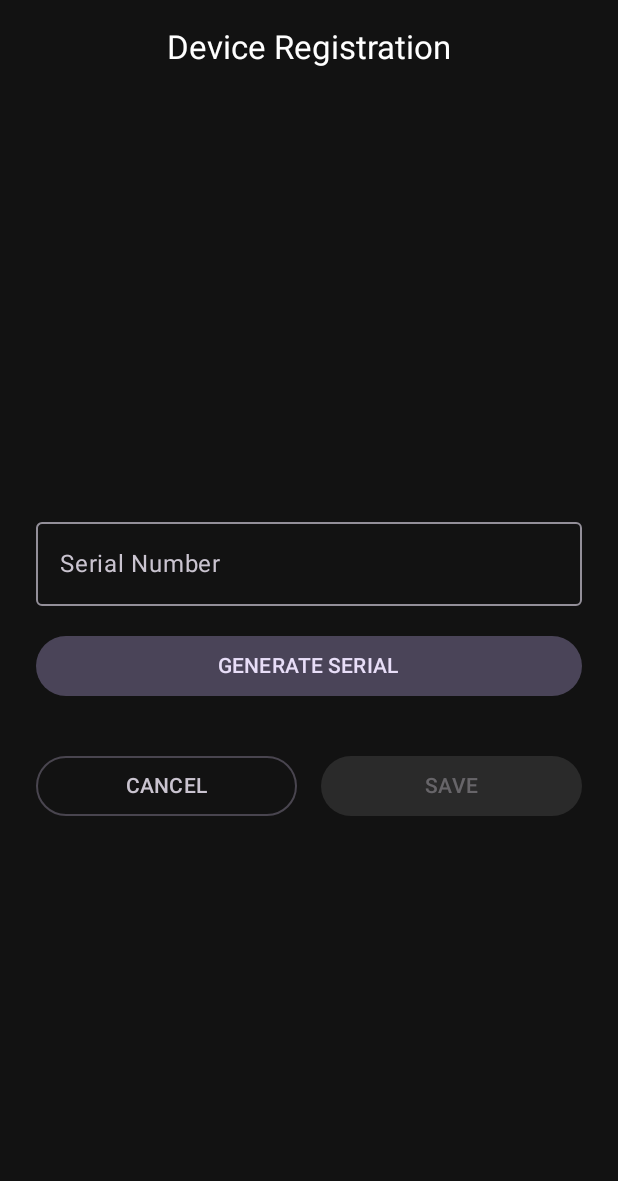
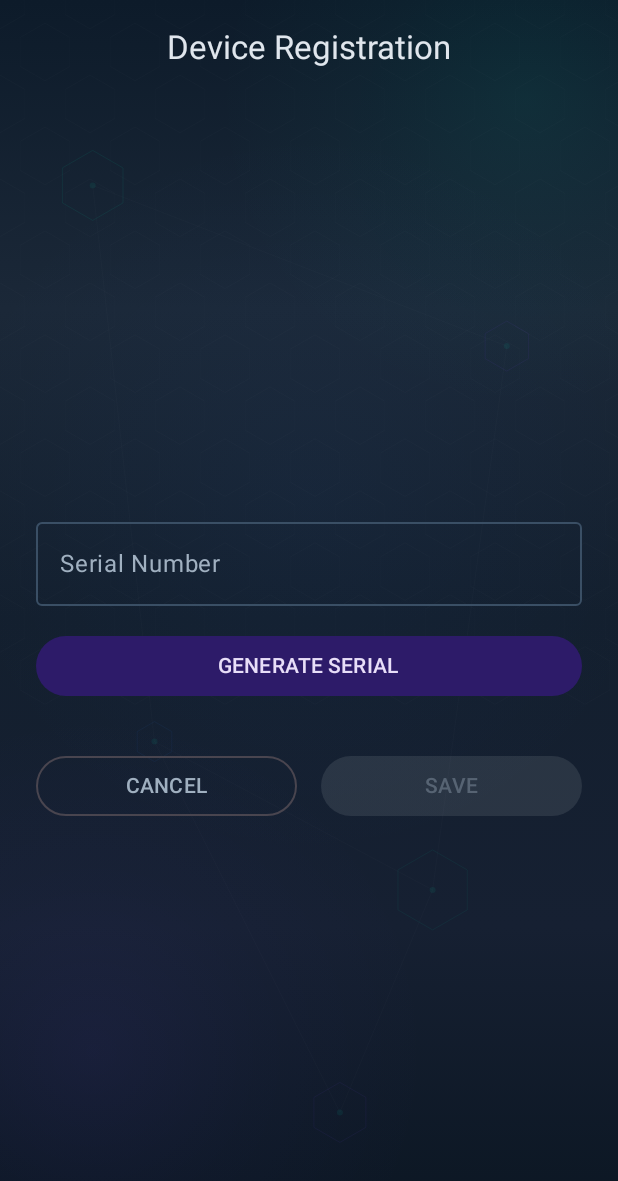
Before and after one commit to joelbcohen/Cloud_Crypto_Google, an Android app built with Jetpack Compose: the screen it shows after launch (MainActivity), after a tap on "REGISTER DEVICE", on a phone screen of 412 x 824 dp. Shown: the top 1181 px of the screen. Run offline under Robolectric (Android 15) with nearby library versions, the phone set to English and light mode, and no system bars; pictures from the network do not load.

Commit message:
Add crypto-themed background with hexagonal grid and glow effects
Replace the plain dark black background with a visually interesting
crypto-styled background featuring:

- Deep navy-to-blue gradient base instead of flat #121212 black
- Subtle teal, purple, and blue radial glow accents
- Faint hexagonal grid pattern across the screen
- Floating hexagon accents with connection lines between nodes
- Small dot nodes at connection points

Updated the color scheme to complement the new background with
teal primary, purple secondary, and blue tertiary accents. All
Scaffold and TopAppBar backgrounds set to transparent so the
CryptoBackground shows through every screen.

https://claude.ai/code/session_01Ru6hdQGu7Rbk1Pgeri9ZY3

```diff
--- a/mobile/src/main/java/io/callista/cloudcrypto/MainActivity.kt
+++ b/mobile/src/main/java/io/callista/cloudcrypto/MainActivity.kt
@@ -32,6 +32,7 @@ import io.callista.cloudcrypto.data.AccountSummaryData
 import io.callista.cloudcrypto.data.NetworkStatusResponse
 import io.callista.cloudcrypto.data.Transaction
 import io.callista.cloudcrypto.presentation.theme.CloudCryptoTheme
+import io.callista.cloudcrypto.presentation.theme.CryptoBackground
 import io.callista.cloudcrypto.presentation.viewmodel.RegistrationUiState
 import io.callista.cloudcrypto.presentation.viewmodel.RegistrationViewModel
 import java.text.DecimalFormat
@@ -61,10 +62,7 @@ class MainActivity : ComponentActivity() {
 
         setContent {
             CloudCryptoTheme(darkTheme = true, dynamicColor = false) {
-                Surface(
-                    modifier = Modifier.fillMaxSize(),
-                    color = MaterialTheme.colorScheme.background
-                ) {
+                CryptoBackground {
                     RegistrationScreen(viewModel)
                 }
             }
@@ -194,11 +192,12 @@ fun MainScreen(
     }
 
     Scaffold(
+        containerColor = Color.Transparent,
         topBar = {
             CenterAlignedTopAppBar(
                 title = { Text("Cloud Crypto") },
                 colors = TopAppBarDefaults.centerAlignedTopAppBarColors(
-                    containerColor = MaterialTheme.colorScheme.background
+                    containerColor = Color.Transparent
                 )
             )
         }
@@ -337,8 +336,14 @@ fun RegistrationInputScreen(
     }
 
     Scaffold(
+        containerColor = Color.Transparent,
         topBar = {
-            CenterAlignedTopAppBar(title = { Text("Device Registration") })
+            CenterAlignedTopAppBar(
+                title = { Text("Device Registration") },
+                colors = TopAppBarDefaults.centerAlignedTopAppBarColors(
+                    containerColor = Color.Transparent
+                )
+            )
         }
     ) { innerPadding ->
         Column(
@@ -483,14 +488,18 @@ fun AccountSummaryScreen(
     }
 
     Scaffold(
+        containerColor = Color.Transparent,
         topBar = {
             CenterAlignedTopAppBar(
                 title = { Text("Account Summary") },
                 navigationIcon = {
                     IconButton(onClick = onBackClicked) {
-                        Text("←") // Use icon in real app
+                        Text("←")
                     }
-                }
+                },
+                colors = TopAppBarDefaults.centerAlignedTopAppBarColors(
+                    containerColor = Color.Transparent
+                )
             )
         }
     ) { innerPadding ->
@@ -670,6 +679,7 @@ fun TransferScreen(
     BackHandler(enabled = !isTransferring, onBack = onCancelClicked)
 
     Scaffold(
+        containerColor = Color.Transparent,
         topBar = {
             CenterAlignedTopAppBar(
                 title = { Text("Transfer Funds") },
@@ -677,7 +687,10 @@ fun TransferScreen(
                     IconButton(onClick = onCancelClicked, enabled = !isTransferring) {
                         Text("←")
                     }
-                }
+                },
+                colors = TopAppBarDefaults.centerAlignedTopAppBarColors(
+                    containerColor = Color.Transparent
+                )
             )
         }
     ) { innerPadding ->
@@ -748,6 +761,7 @@ fun NetworkStatusScreen(
     val decimalFormat = remember { DecimalFormat("#,###") }
 
     Scaffold(
+        containerColor = Color.Transparent,
         topBar = {
             CenterAlignedTopAppBar(
                 title = { Text("Network Status") },
@@ -755,7 +769,10 @@ fun NetworkStatusScreen(
                     IconButton(onClick = onBackClicked) {
                         Text("←")
                     }
-                }
+                },
+                colors = TopAppBarDefaults.centerAlignedTopAppBarColors(
+                    containerColor = Color.Transparent
+                )
             )
         }
     ) { innerPadding ->
--- /dev/null
+++ b/mobile/src/main/java/io/callista/cloudcrypto/presentation/theme/CryptoBackground.kt
@@ -0,0 +1,202 @@
+package io.callista.cloudcrypto.presentation.theme
+
+import androidx.compose.foundation.Canvas
+import androidx.compose.foundation.background
+import androidx.compose.foundation.layout.Box
+import androidx.compose.foundation.layout.fillMaxSize
+import androidx.compose.runtime.Composable
+import androidx.compose.ui.Modifier
+import androidx.compose.ui.geometry.Offset
+import androidx.compose.ui.graphics.Brush
+import androidx.compose.ui.graphics.Color
+import androidx.compose.ui.graphics.Path
+import androidx.compose.ui.graphics.drawscope.DrawScope
+import androidx.compose.ui.graphics.drawscope.Stroke
+import kotlin.math.cos
+import kotlin.math.sin
+
+/**
+ * A subtle crypto-themed background with gradient, floating hexagons,
+ * and faint connection lines. Designed to be dark but visually interesting.
+ */
+@Composable
+fun CryptoBackground(
+    modifier: Modifier = Modifier,
+    content: @Composable () -> Unit
+) {
+    Box(modifier = modifier.fillMaxSize()) {
+        // Base gradient
+        Box(
+            modifier = Modifier
+                .fillMaxSize()
+                .background(
+                    Brush.verticalGradient(
+                        colors = listOf(
+                            Color(0xFF0D1B2A),  // Deep navy
+                            Color(0xFF1B2838),  // Dark blue-grey
+                            Color(0xFF131F2E),  // Mid dark
+                            Color(0xFF162032),  // Slightly lighter
+                            Color(0xFF0B1622),  // Dark base
+                        )
+                    )
+                )
+        )
+
+        // Radial glow accents
+        Canvas(modifier = Modifier.fillMaxSize()) {
+            // Top-right teal glow
+            drawCircle(
+                brush = Brush.radialGradient(
+                    colors = listOf(
+                        Color(0x1500D4AA),  // Teal, very transparent
+                        Color(0x0800D4AA),
+                        Color.Transparent
+                    ),
+                    center = Offset(size.width * 0.85f, size.height * 0.08f),
+                    radius = size.width * 0.5f
+                ),
+                center = Offset(size.width * 0.85f, size.height * 0.08f),
+                radius = size.width * 0.5f
+            )
+
+            // Bottom-left purple glow
+            drawCircle(
+                brush = Brush.radialGradient(
+                    colors = listOf(
+                        Color(0x127C4DFF),  // Purple, very transparent
+                        Color(0x067C4DFF),
+                        Color.Transparent
+                    ),
+                    center = Offset(size.width * 0.15f, size.height * 0.85f),
+                    radius = size.width * 0.55f
+                ),
+                center = Offset(size.width * 0.15f, size.height * 0.85f),
+                radius = size.width * 0.55f
+            )
+
+            // Center subtle blue glow
+            drawCircle(
+                brush = Brush.radialGradient(
+                    colors = listOf(
+                        Color(0x0A3B82F6),  // Blue, barely visible
+                        Color.Transparent
+                    ),
+                    center = Offset(size.width * 0.5f, size.height * 0.4f),
+                    radius = size.width * 0.6f
+                ),
+                center = Offset(size.width * 0.5f, size.height * 0.4f),
+                radius = size.width * 0.6f
+            )
+
+            // Draw subtle hexagonal grid pattern
+            drawHexGrid(
+                color = Color(0x08FFFFFF),
+                hexSize = 60f,
+                strokeWidth = 0.5f
+            )
+
+            // Draw floating hexagon accents
+            drawHexagon(
+                center = Offset(size.width * 0.15f, size.height * 0.15f),
+                radius = 35f,
+                color = Color(0x1500D4AA),
+                strokeWidth = 1f
+            )
+            drawHexagon(
+                center = Offset(size.width * 0.82f, size.height * 0.28f),
+                radius = 25f,
+                color = Color(0x127C4DFF),
+                strokeWidth = 1f
+            )
+            drawHexagon(
+                center = Offset(size.width * 0.7f, size.height * 0.72f),
+                radius = 40f,
+                color = Color(0x1000D4AA),
+                strokeWidth = 1f
+            )
+            drawHexagon(
+                center = Offset(size.width * 0.25f, size.height * 0.6f),
+                radius = 20f,
+                color = Color(0x0F3B82F6),
+                strokeWidth = 1f
+            )
+            drawHexagon(
+                center = Offset(size.width * 0.55f, size.height * 0.9f),
+                radius = 30f,
+                color = Color(0x107C4DFF),
+                strokeWidth = 1f
+            )
+
+            // Subtle connection lines between hexagons
+            val nodes = listOf(
+                Offset(size.width * 0.15f, size.height * 0.15f),
+                Offset(size.width * 0.82f, size.height * 0.28f),
+                Offset(size.width * 0.7f, size.height * 0.72f),
+                Offset(size.width * 0.25f, size.height * 0.6f),
+                Offset(size.width * 0.55f, size.height * 0.9f),
+            )
+            val lineColor = Color(0x08FFFFFF)
+            drawLine(lineColor, nodes[0], nodes[1], strokeWidth = 0.5f)
+            drawLine(lineColor, nodes[0], nodes[3], strokeWidth = 0.5f)
+            drawLine(lineColor, nodes[1], nodes[2], strokeWidth = 0.5f)
+            drawLine(lineColor, nodes[3], nodes[2], strokeWidth = 0.5f)
+            drawLine(lineColor, nodes[3], nodes[4], strokeWidth = 0.5f)
+            drawLine(lineColor, nodes[2], nodes[4], strokeWidth = 0.5f)
+
+            // Small dot nodes at connection points
+            val dotColor = Color(0x1500D4AA)
+            nodes.forEach { node ->
+                drawCircle(dotColor, radius = 3f, center = node)
+            }
+        }
+
+        // Content on top
+        content()
+    }
+}
+
+private fun DrawScope.drawHexagon(
+    center: Offset,
+    radius: Float,
+    color: Color,
+    strokeWidth: Float
+) {
+    val path = Path()
+    for (i in 0..5) {
+        val angle = Math.toRadians((60.0 * i) - 30.0)
+        val x = center.x + radius * cos(angle).toFloat()
+        val y = center.y + radius * sin(angle).toFloat()
+        if (i == 0) path.moveTo(x, y) else path.lineTo(x, y)
+    }
+    path.close()
+    drawPath(path, color, style = Stroke(width = strokeWidth))
+}
+
+private fun DrawScope.drawHexGrid(
+    color: Color,
+    hexSize: Float,
+    strokeWidth: Float
+) {
+    val hexWidth = hexSize * 2
+    val hexHeight = (hexSize * kotlin.math.sqrt(3.0)).toFloat()
+    val cols = (size.width / (hexWidth * 0.75f)).toInt() + 2
+    val rows = (size.height / hexHeight).toInt() + 2
+
+    for (row in 0..rows) {
+        for (col in 0..cols) {
+            val offsetX = if (row % 2 == 0) 0f else hexWidth * 0.375f
+            val cx = col * hexWidth * 0.75f + offsetX
+            val cy = row * hexHeight * 0.5f
+            if (cx > -hexSize && cx < size.width + hexSize &&
+                cy > -hexSize && cy < size.height + hexSize
+            ) {
+                drawHexagon(
+                    center = Offset(cx, cy),
+                    radius = hexSize * 0.48f,
+                    color = color,
+                    strokeWidth = strokeWidth
+                )
+            }
+        }
+    }
+}
--- a/mobile/src/main/java/io/callista/cloudcrypto/presentation/theme/Theme.kt
+++ b/mobile/src/main/java/io/callista/cloudcrypto/presentation/theme/Theme.kt
@@ -17,16 +17,21 @@ import androidx.compose.ui.platform.LocalView
 import androidx.core.view.WindowCompat
 
 private val DarkColorScheme = darkColorScheme(
-    primary = Color(0xFFBB86FC),
-    secondary = Color(0xFF03DAC6),
-    tertiary = Color(0xFF3700B3),
-    background = Color(0xFF121212),
-    surface = Color(0xFF121212),
+    primary = Color(0xFF00D4AA),       // Teal/crypto green
+    secondary = Color(0xFF7C4DFF),     // Purple accent
+    tertiary = Color(0xFF3B82F6),      // Blue accent
+    background = Color(0xFF0D1B2A),    // Deep navy (matches CryptoBackground)
+    surface = Color(0xFF1B2838),       // Dark blue-grey
+    surfaceVariant = Color(0xFF1E3048), // Slightly lighter surface
+    primaryContainer = Color(0xFF003D33),
+    secondaryContainer = Color(0xFF2D1B69),
     onPrimary = Color.Black,
-    onSecondary = Color.Black,
+    onSecondary = Color.White,
     onTertiary = Color.White,
-    onBackground = Color.White,
-    onSurface = Color.White,
+    onBackground = Color(0xFFE0E6ED),
+    onSurface = Color(0xFFE0E6ED),
+    onSurfaceVariant = Color(0xFFA0B0C0),
+    outline = Color(0xFF3A4F65),
 )
 
 private val LightColorScheme = lightColorScheme(
@@ -61,7 +66,7 @@ fun CloudCryptoTheme(
     if (!view.isInEditMode) {
         SideEffect {
             val window = (view.context as Activity).window
-            window.statusBarColor = colorScheme.primary.toArgb()
+            window.statusBarColor = colorScheme.background.toArgb()
             WindowCompat.getInsetsController(window, view).isAppearanceLightStatusBars = darkTheme
         }
     }
```
